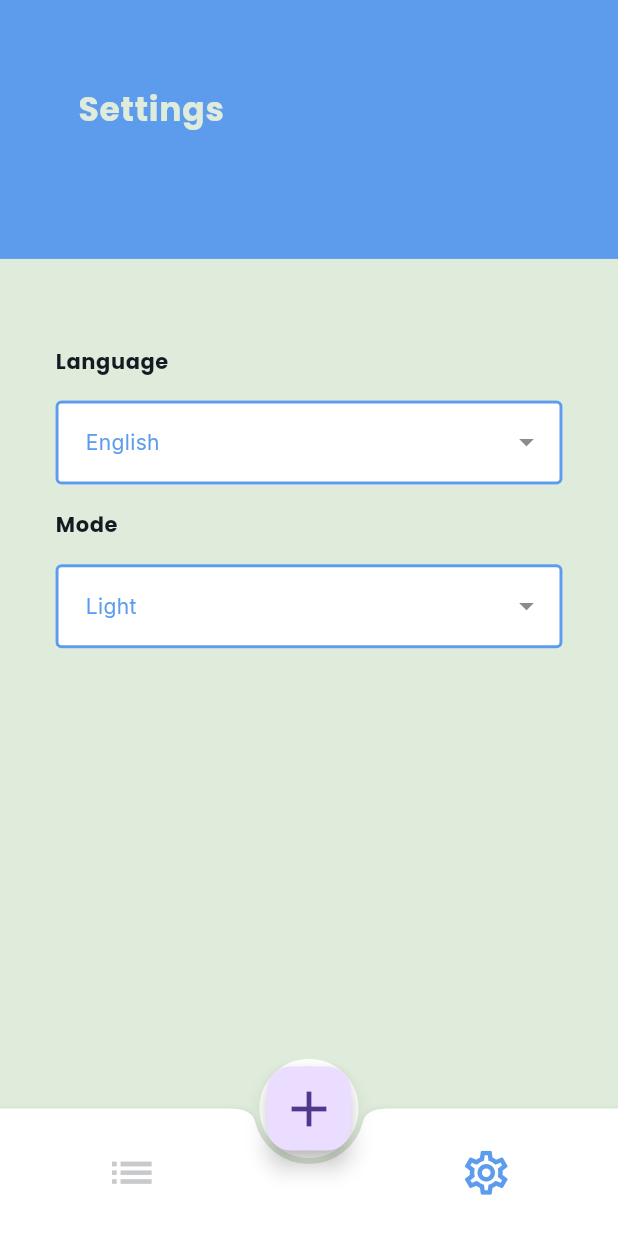
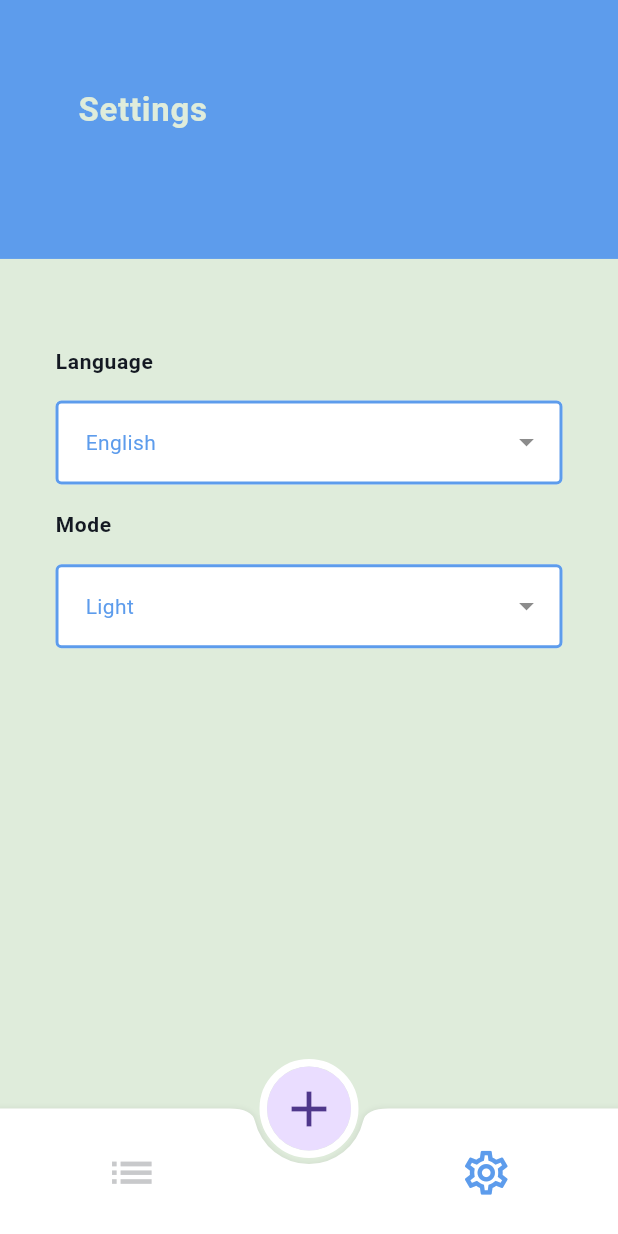
Before and after one commit to Ahmed7773333/todo-provider-with-hive, a Flutter app: the screen it shows after launch, after a tap on the "settings" icon, on a phone screen of 412 x 824 dp. Run offline on Flutter 3.47's test engine with Material 3 defaults, Android fonts, the phone set to English and light mode, and no system bars; our stand-ins replace calendar_timeline, dropdown_button2, flutter_screenutil, flutter_slidable, hive, hive_flutter; accounts and stored records are empty; generated files the repository leaves out were written again.

Commit message:
new version

```diff
--- a/lib/app_theme.dart
+++ b/lib/app_theme.dart
@@ -1,5 +1,4 @@
 import 'package:flutter/material.dart';
-import 'package:google_fonts/google_fonts.dart';
 
 class AppTheme {
   static Color blueColor = const Color(0xFF5D9CEC);
@@ -25,22 +24,22 @@ class AppTheme {
       elevation: 0,
     ),
     textTheme: TextTheme(
-      bodySmall: GoogleFonts.poppins(
+      bodySmall: TextStyle(
         color: blackColor,
         fontSize: 18,
         fontWeight: FontWeight.w700,
       ),
-      bodyMedium: GoogleFonts.inter(
+      bodyMedium: TextStyle(
         color: blackColor,
         fontSize: 20,
         fontWeight: FontWeight.w400,
       ),
-      bodyLarge: GoogleFonts.poppins(
+      bodyLarge: TextStyle(
         color: lightColor,
         fontSize: 22,
         fontWeight: FontWeight.w700,
       ),
-      titleSmall: GoogleFonts.roboto(
+      titleSmall: TextStyle(
         color: blackColor,
         fontSize: 15,
         fontWeight: FontWeight.w700,
@@ -63,22 +62,22 @@ class AppTheme {
       elevation: 0,
     ),
     textTheme: TextTheme(
-      bodySmall: GoogleFonts.poppins(
+      bodySmall: TextStyle(
         color: lightColor,
         fontSize: 18,
         fontWeight: FontWeight.w700,
       ),
-      bodyMedium: GoogleFonts.inter(
+      bodyMedium: TextStyle(
         color: lightColor,
         fontSize: 20,
         fontWeight: FontWeight.w400,
       ),
-      bodyLarge: GoogleFonts.poppins(
+      bodyLarge: TextStyle(
         color: darkColor,
         fontSize: 22,
         fontWeight: FontWeight.w700,
       ),
-      titleSmall: GoogleFonts.roboto(
+      titleSmall: TextStyle(
         color: lightColor,
         fontSize: 15,
         fontWeight: FontWeight.w700,
--- a/lib/assets.dart
+++ b/lib/assets.dart
@@ -1,3 +1,4 @@
 class Assets {
   static String discovery = 'assets/dis.png';
+  static String logo = 'assets/logo.png';
 }
--- a/lib/main.dart
+++ b/lib/main.dart
@@ -4,6 +4,7 @@ import 'package:flutter/material.dart';
 import 'package:hive_flutter/adapters.dart';
 import 'package:path_provider/path_provider.dart';
 import 'package:provider/provider.dart';
+import 'package:todo/splach.dart';
 
 import 'providers/bottom_sheet.dart';
 import 'providers/database.dart';
@@ -61,9 +62,10 @@ class ToDoApp extends StatelessWidget {
         locale: languageProvider.appLocale,
         debugShowCheckedModeBanner: false,
         theme: themeProvider.mode,
-        initialRoute: BottomBarScreen.routeName,
+        initialRoute: SplachScreen.routeName,
         routes: {
           BottomBarScreen.routeName: (context) => const BottomBarScreen(),
+          SplachScreen.routeName: (context) => const SplachScreen(),
         },
       ),
     );
--- /dev/null
+++ b/lib/splach.dart
@@ -0,0 +1,38 @@
+import 'dart:async';
+
+import 'package:flutter/material.dart';
+import 'package:flutter_screenutil/flutter_screenutil.dart';
+import 'package:todo/assets.dart';
+import 'package:todo/widgets/bottom_bar.dart';
+
+class SplachScreen extends StatelessWidget {
+  static const String routeName = '/splach';
+  const SplachScreen({super.key});
+
+  Future<void> _navigateToHome(BuildContext context) async {
+    await Future.delayed(const Duration(seconds: 3));
+    // ignore: use_build_context_synchronously
+    Navigator.of(context).pushReplacementNamed(BottomBarScreen.routeName);
+  }
+
+  @override
+  Widget build(BuildContext context) {
+    _navigateToHome(context);
+
+    return Scaffold(
+      body: Center(
+        child: Container(
+          width: 189.w,
+          height: 211.h,
+          decoration: BoxDecoration(
+            image: DecorationImage(
+              image: AssetImage(Assets.logo),
+              fit: BoxFit.fill,
+            ),
+            border: Border.all(width: 1),
+          ),
+        ),
+      ),
+    );
+  }
+}
--- a/lib/tabs/to_do_list_screen.dart
+++ b/lib/tabs/to_do_list_screen.dart
@@ -27,14 +27,6 @@ class ToDoListScreen extends StatefulWidget {
 }
 
 class _ToDoListScreenState extends State<ToDoListScreen> {
-  final GlobalKey<ScaffoldState> _scaffoldKey = GlobalKey<ScaffoldState>();
-
-  void closeBottomSheet() {
-    if (_scaffoldKey.currentState?.isEndDrawerOpen ?? false) {
-      Provider.of<BottomSheetProvider>(context).toggleBottomSheet();
-    }
-  }
-
   var selectedDate = DateTime.now();
   Box taskBox = Hive.box('tasks');
   @override
@@ -49,17 +41,14 @@ class _ToDoListScreenState extends State<ToDoListScreen> {
       taskList.add(taskBox.getAt(i));
     }
     return Background(
-      child: GestureDetector(
-        onTap: closeBottomSheet,
       child: Scaffold(
-          key: _scaffoldKey,
-          resizeToAvoidBottomInset: false,
         body: Padding(
           padding: EdgeInsets.only(
             top: 60.h,
             right: 22.w,
             left: 22.w,
           ),
+          child: SingleChildScrollView(
             child: Column(
               crossAxisAlignment: CrossAxisAlignment.start,
               children: [
@@ -93,8 +82,7 @@ class _ToDoListScreenState extends State<ToDoListScreen> {
                   locale: languageProvider.appLocale.toLanguageTag(),
                 ),
                 SizedBox(height: 47.h),
-                Expanded(
-                  child: Builder(builder: (BuildContext context) {
+                Builder(builder: (BuildContext context) {
                   final filteredTasks = taskProvider.tasks
                       .where((element) =>
                           DateUtils.dateOnly(element.time)
@@ -103,7 +91,10 @@ class _ToDoListScreenState extends State<ToDoListScreen> {
                               .millisecondsSinceEpoch)
                       .toList();
 
-                    return ListView.separated(
+                  return SizedBox(
+                    height: 620.h,
+                    width: double.infinity,
+                    child: ListView.separated(
                       itemBuilder: (BuildContext context, int index) {
                         int indexx = taskList.indexOf(filteredTasks[index]);
                         return OpenContainer(
@@ -303,17 +294,17 @@ class _ToDoListScreenState extends State<ToDoListScreen> {
                           .length,
                       separatorBuilder: (BuildContext context, int index) =>
                           SizedBox(height: 47.h),
+                    ),
                   );
-                  }),
-                )
+                })
               ],
+            ),
           ),
         ),
         bottomSheet: bottomSheetProvider.isBottomSheetVisible
             ? const AddTaskBottomSheet()
             : null,
       ),
-      ),
     );
   }
 }
--- a/lib/widgets/bottom_bar.dart
+++ b/lib/widgets/bottom_bar.dart
@@ -89,13 +89,17 @@ class _BottomBarScreenState extends State<BottomBarScreen> {
         ),
         floatingActionButtonLocation: FloatingActionButtonLocation.centerDocked,
         floatingActionButton: Container(
-          decoration: BoxDecoration(
-              border: Border.all(
+          decoration: ShapeDecoration(
+            shape: OvalBorder(
+              side: BorderSide(
                 color: shadowCOlor,
                 width: 5.w,
               ),
-              borderRadius: BorderRadius.circular(35.r)),
+            ),
+          ),
           child: FloatingActionButton(
+            shape: CircleBorder(),
+            elevation: 0,
             onPressed: () {
               if (bottomSheetProvider.isBottomSheetVisible) {
                 if (AddTaskBottomSheet.formKey.currentState?.validate() ??
```
Also changed, not shown: assets/logo.png (added), pubspec.lock, 6 other files. Lines whose indentation alone changed are shown as unchanged.
